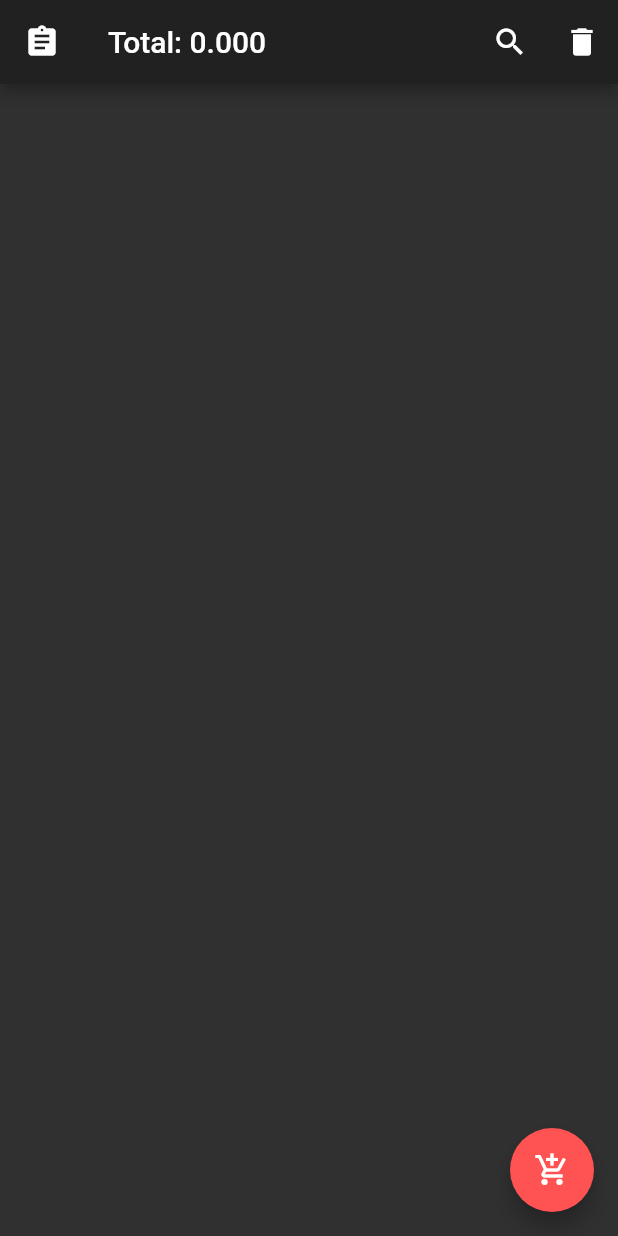
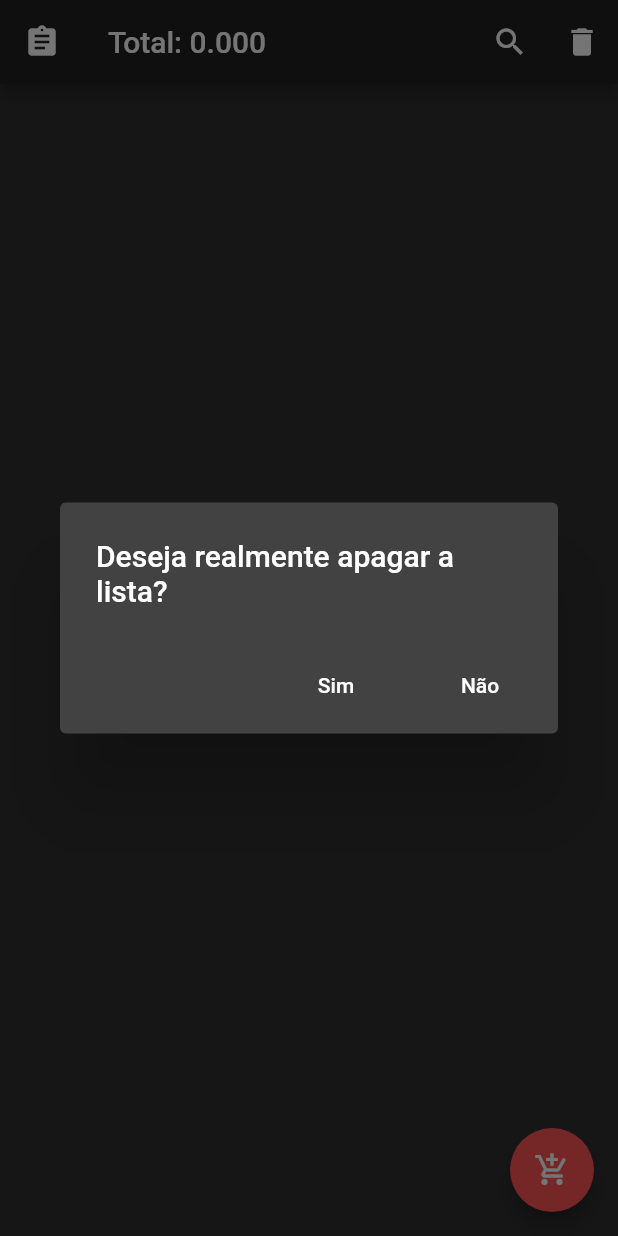
Before and after one commit to ivanportales/listaDeCompras-2.0, a Flutter app: the screen it shows after launch, after a tap on the "delete" icon, on a phone screen of 412 x 824 dp. Run offline on Flutter 3.47's test engine with Material 2 defaults, Android fonts, the phone set to English and light mode, and no system bars; our stand-ins replace flutter_mobx, hive, mobx; accounts and stored records are empty; generated files the repository leaves out were written again.

```diff
--- a/lib/main.dart
+++ b/lib/main.dart
@@ -1,16 +1,23 @@
+import 'package:listadecompras2_5/controllers/ProdutosController.dart';
 import 'package:listadecompras2_5/screens/HomePage.dart';
 import 'package:flutter/material.dart';
+import 'package:provider/provider.dart';
 
 void main() => runApp(MyApp());
 
 class MyApp extends StatelessWidget {
   @override
   Widget build(BuildContext context) {
-    return MaterialApp(
-      debugShowCheckedModeBanner: false,
-      theme:
-          ThemeData(brightness: Brightness.dark, accentColor: Colors.redAccent),
-      home: HomePage(),
+    return MultiProvider(
+      providers: [
+        Provider<ProdutosController> (create: (_) => ProdutosController()),
+      ],
+      child: MaterialApp(
+        debugShowCheckedModeBanner: false,
+        theme:
+            ThemeData(brightness: Brightness.dark, accentColor: Colors.redAccent),
+        home: HomePage(),
+      ),
     );
   }
 }
--- a/lib/screens/HomePage.dart
+++ b/lib/screens/HomePage.dart
@@ -3,7 +3,9 @@ import 'package:listadecompras2_5/controllers/AppBarController.dart';
 import 'package:listadecompras2_5/controllers/ProdutosController.dart';
 import 'package:flutter/material.dart';
 import 'package:listadecompras2_5/widgets/AddDialog.dart';
+import 'package:listadecompras2_5/widgets/ConfirmDialog.dart';
 import 'package:listadecompras2_5/widgets/ProdutoListTile.dart';
+import 'package:provider/provider.dart';
 
 class HomePage extends StatefulWidget {
   @override
@@ -11,12 +13,13 @@ class HomePage extends StatefulWidget {
 }
 
 class _HomePageState extends State<HomePage> {
-  ProdutosController controller = ProdutosController();
+  ProdutosController controller;
   AppBarController appBarController = AppBarController();
 
   @override
   Widget build(BuildContext context) {
     print("Rebuildando o HomePage");
+    this.controller = Provider.of<ProdutosController>(context);
     return Scaffold(
       appBar: AppBar(
         leading: Icon(Icons.assignment),
@@ -55,7 +58,10 @@ class _HomePageState extends State<HomePage> {
           IconButton(
             icon: Icon(Icons.delete),
             onPressed: () {
-              controller.clearAll();
+              showDialog(
+                context: context,
+                child: ConfirmDialog()
+              );
             },
           ),
         ],
@@ -70,7 +76,6 @@ class _HomePageState extends State<HomePage> {
               itemBuilder: (context, index) => ProdutoListTile(
                     produto: list[index],
                     index: index,
-                    controller: controller,
                   ));
         },
       ),
@@ -79,8 +84,8 @@ class _HomePageState extends State<HomePage> {
         onPressed: () {
           showDialog(
             context: context,
-            builder: (_){
-              return AddDialog(controller: controller,);
+            builder: (_) {
+              return AddDialog();
             }
           );
         },
--- a/lib/widgets/AddDialog.dart
+++ b/lib/widgets/AddDialog.dart
@@ -1,4 +1,5 @@
 import 'package:flutter/material.dart';
+import 'package:provider/provider.dart';
 
 import '../controllers/ProdutosController.dart';
 import '../models/Produto.dart';
@@ -10,10 +11,9 @@ class AddDialog extends StatelessWidget {
 
   ProdutosController controller;
 
-  AddDialog({this.controller});
-
   @override
   Widget build(BuildContext context) {
+    this.controller = Provider.of<ProdutosController>(context);
     return AlertDialog(
       title: Text("Add Produto"),
       content: Column(
--- /dev/null
+++ b/lib/widgets/ConfirmDialog.dart
@@ -0,0 +1,31 @@
+import 'package:flutter/material.dart';
+import 'package:listadecompras2_5/controllers/ProdutosController.dart';
+import 'package:provider/provider.dart';
+
+class ConfirmDialog extends StatelessWidget {
+
+  ProdutosController controller;
+
+  @override
+  Widget build(BuildContext context) {
+    this.controller = Provider.of<ProdutosController>(context);
+    return AlertDialog(
+      title: Text("Deseja realmente apagar a lista?"),
+      actions: <Widget>[
+        FlatButton(
+          child: Text("Sim"),
+          onPressed: (){
+            controller.clearAll();
+            Navigator.pop(context);
+          },
+        ),
+        FlatButton(
+          child: Text("Não"),
+          onPressed: () {
+            Navigator.pop(context);
+          },
+        )
+      ],
+    );
+  }
+}
--- a/lib/widgets/TileDialog.dart
+++ b/lib/widgets/TileDialog.dart
@@ -1,5 +1,6 @@
 import 'package:flutter/material.dart';
 import 'package:flutter_mobx/flutter_mobx.dart';
+import 'package:provider/provider.dart';
 
 import '../controllers/ProdutoDialogController.dart';
 import '../controllers/ProdutosController.dart';
@@ -11,12 +12,13 @@ class TileDialog extends StatelessWidget {
   Produto produto;
   ProdutosController controller;
 
-  TileDialog({this.produto, this.controller});
+  TileDialog({this.produto});
 
   @override
   Widget build(BuildContext context) {
     print("rebuoldando customdialog");
 
+    this.controller = Provider.of<ProdutosController>(context);
     dialogController.total = produto.getTotal();
     dialogController.quantidadeCache  = produto.quantidade;
     dialogController.precoCache = produto.preco;
--- a/pubspec.yaml
+++ b/pubspec.yaml
@@ -23,6 +23,7 @@ dependencies:
   path_provider:
   mobx:
   flutter_mobx:
+  provider:
   # The following adds the Cupertino Icons font to your application.
   # Use with the CupertinoIcons class for iOS style icons.
   cupertino_icons: ^0.1.2
```
Also changed, not shown: lib/controllers/ProdutosController.dart (+1 -8 lines), lib/widgets/ProdutoListTile.dart (+4 -3 lines), lib/controllers/ProdutosController.g.dart, pubspec.lock, 1 other file.
